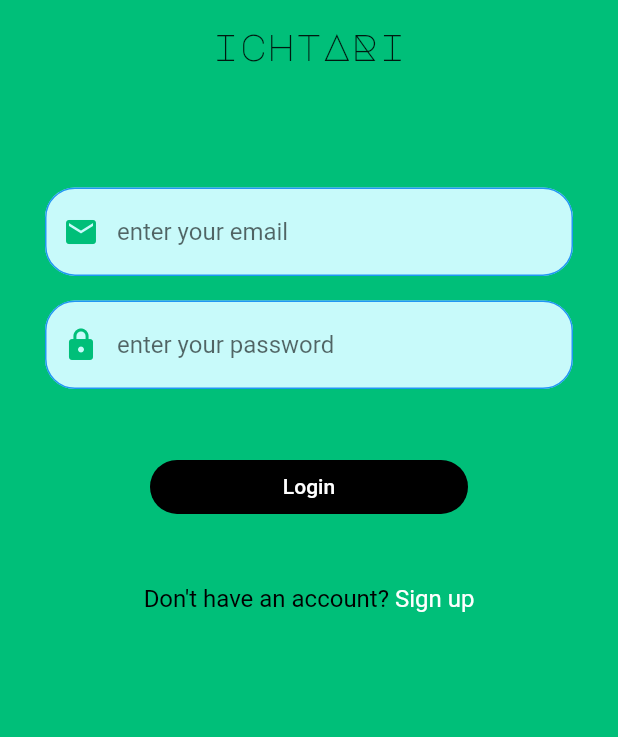
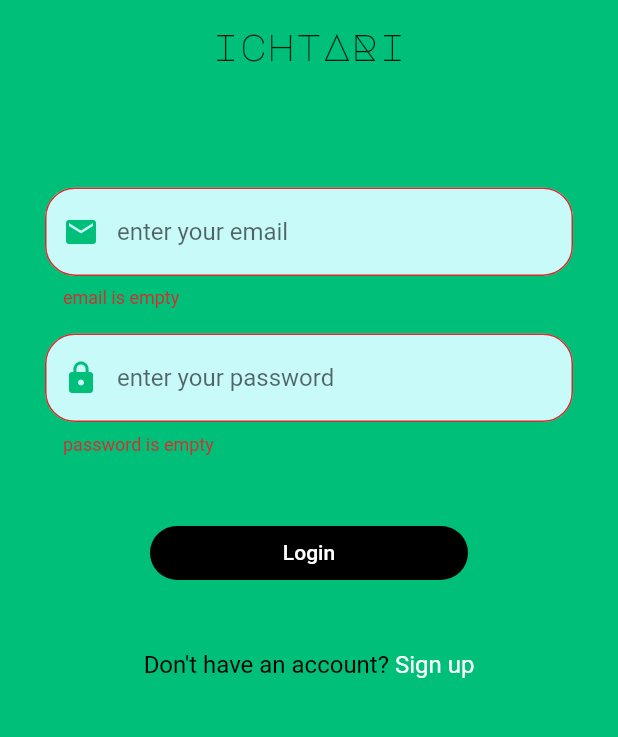
Before and after one commit to abd4ellatif/e-commerce-flutter-app, a Flutter app: the screen it shows after launch, after a tap on "Login", on a phone screen of 412 x 824 dp, the part 307-1044 px from its top. Run offline on Flutter 3.47's test engine with Material 2 defaults, Android fonts, the phone set to English and light mode, and no system bars.

```diff
--- a/lib/screens/login_screen.dart
+++ b/lib/screens/login_screen.dart
@@ -4,14 +4,16 @@ import 'package:ecommerceapp/constants.dart';
 
 class LoginScreen extends StatelessWidget {
   static String id='LoginScreen';
-  const LoginScreen({Key key}) : super(key: key);
+  final GlobalKey<FormState> _globalKey=GlobalKey<FormState>();
 
   @override
   Widget build(BuildContext context) {
       double height= MediaQuery.of(context).size.height;
     return Scaffold(
       backgroundColor: kMainColor ,
-      body: ListView(
+      body: Form(
+        key: _globalKey,
+        child: ListView(
           children: <Widget>[
             Padding(
               padding: EdgeInsets.only(top:MediaQuery.of(context).size.height*0.1),
@@ -42,7 +44,12 @@ class LoginScreen extends StatelessWidget {
             ),
             Padding(
               padding: const EdgeInsets.symmetric(horizontal:30),
-            child:TextField(
+              child:TextFormField(
+                validator: (value){
+                  if(value.isEmpty){
+                    return 'email is empty';
+                  }
+                },
                 cursorColor: kMainColor,
                 decoration: InputDecoration(
                   prefixIcon: Icon(
@@ -65,7 +72,14 @@ class LoginScreen extends StatelessWidget {
                       color: Colors.white,
                       //width: MediaQuery.of(context).size.width*0.1
                     )
+                  ),
+                  border:OutlineInputBorder(
+                    borderRadius: BorderRadius.circular(20),
+                    borderSide: BorderSide(
+                      color: Colors.white,
+                      //width: MediaQuery.of(context).size.width*0.1
                     )
+                  ),
                   )
               )
             ),
@@ -74,7 +88,12 @@ class LoginScreen extends StatelessWidget {
             ),
             Padding(
                 padding: const EdgeInsets.symmetric(horizontal:30),
-              child:TextField(
+                child:TextFormField(
+                  validator: (value){
+                    if(value.isEmpty){
+                      return 'password is empty';
+                    }
+                  },
                   cursorColor: kMainColor,
                   decoration: InputDecoration(
                     prefixIcon: Icon(
@@ -97,7 +116,14 @@ class LoginScreen extends StatelessWidget {
                         color: Colors.white,
                         //width: MediaQuery.of(context).size.width*0.1
                       )
+                    ),
+                    border:OutlineInputBorder(
+                    borderRadius: BorderRadius.circular(20),
+                    borderSide: BorderSide(
+                      color: Colors.white,
+                      //width: MediaQuery.of(context).size.width*0.1
                     )
+                  ),
                   )
                 )
               ),
@@ -109,7 +135,11 @@ class LoginScreen extends StatelessWidget {
                 child: FlatButton(
                   shape: RoundedRectangleBorder(
                     borderRadius: BorderRadius.circular(20) ,),
-                onPressed: (){},
+                  onPressed: (){
+                    if(_globalKey.currentState.validate()){
+                      // do kech heja
+                    }
+                  },
                   color: Colors.black,
                   child: Text(
                     'Login',
@@ -148,6 +178,7 @@ class LoginScreen extends StatelessWidget {
             )
             ],
           ),
+      )
     );
   }
 }
--- a/lib/screens/signup_screen.dart
+++ b/lib/screens/signup_screen.dart
@@ -49,7 +49,7 @@ class SignupScreen extends StatelessWidget {
                 validator: (value){
                     if (value.isEmpty)
                     {
-                      return 'value is empty';
+                      return 'username is empty';
                     }
                   },
                 cursorColor: kMainColor,
@@ -94,7 +94,7 @@ class SignupScreen extends StatelessWidget {
                   validator:(value){
                     if (value.isEmpty)
                     {
-                      return 'value is empty';
+                      return 'email is empty';
                     }
                   } ,
                   cursorColor: kMainColor,
@@ -139,7 +139,7 @@ class SignupScreen extends StatelessWidget {
                   validator:(value){
                     if (value.isEmpty)
                     {
-                      return 'value is empty';
+                      return 'password is empty';
                     }
                   },
                   cursorColor: kMainColor,
```
Lines whose indentation alone changed are shown as unchanged.
